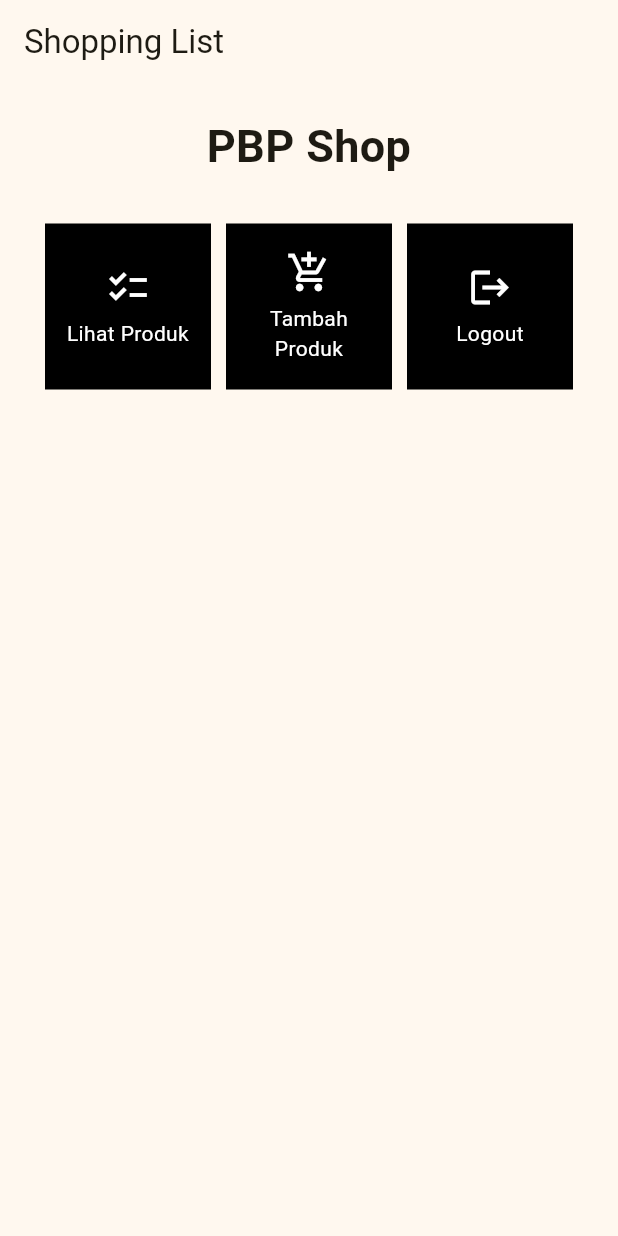
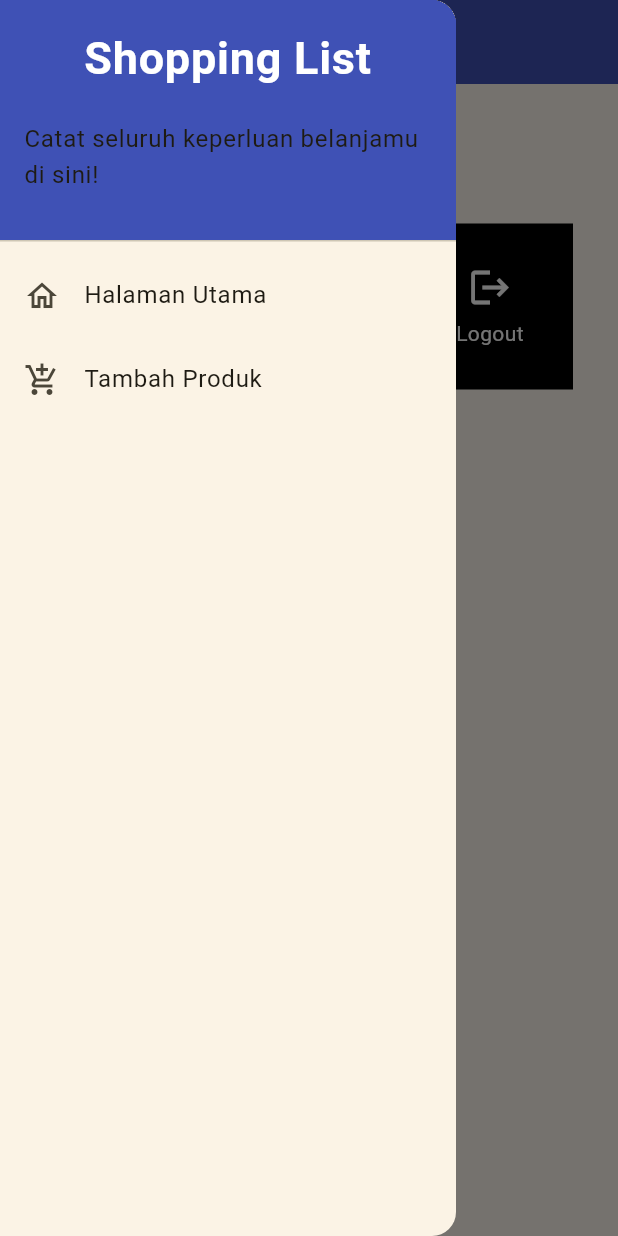
Before and after one commit to rakhadavin/shopping_list_mobile, a Flutter app: the screen it shows after launch, with the side drawer open (before the commit the screen has no drawer), on a phone screen of 412 x 824 dp. Run offline on Flutter 3.47's test engine with Material 2 defaults, Android fonts, the phone set to English and light mode, and no system bars.

Commit message:
tutor 2 Flutter

```diff
--- a/lib/main.dart
+++ b/lib/main.dart
@@ -1,5 +1,5 @@
 import 'package:flutter/material.dart';
-import 'package:shopping_list/menu.dart';
+import 'package:shopping_list/screen/menu.dart';
 
 void main() {
   runApp(const MyApp());
--- a/lib/menu.dart
+++ b/lib/screen/menu.dart
@@ -1,4 +1,5 @@
 import 'package:flutter/material.dart';
+import 'package:shopping_list/widgets/left_drawer.dart';
 
 class MyHomePage extends StatelessWidget {
   MyHomePage({Key? key}) : super(key: key);
@@ -15,7 +16,10 @@ class MyHomePage extends StatelessWidget {
         title: const Text(
           'Shopping List',
         ),
+        backgroundColor: Colors.indigo,
+        foregroundColor: Colors.white,
       ),
+      drawer: const LeftDrawer(),
       body: SingleChildScrollView(
         // Widget wrapper yang dapat discroll
         child: Padding(
@@ -70,6 +74,16 @@ class ShopCard extends StatelessWidget {
         // Area responsive terhadap sentuhan
         onTap: () {
           // Memunculkan SnackBar ketika diklik
+          // Memunculkan SnackBar ketika diklik
+          ScaffoldMessenger.of(context)
+            ..hideCurrentSnackBar()
+            ..showSnackBar(SnackBar(
+                content: Text("Kamu telah menekan tombol ${item.name}!")));
+
+          // Navigate ke route yang sesuai (tergantung jenis tombol)
+          if (item.name == "Tambah Produk") {
+            // TODO: Gunakan Navigator.push untuk melakukan navigasi ke MaterialPageRoute yang mencakup ShopFormPage.
+          }
           ScaffoldMessenger.of(context)
             ..hideCurrentSnackBar()
             ..showSnackBar(SnackBar(
--- /dev/null
+++ b/lib/widgets/left_drawer.dart
@@ -0,0 +1,65 @@
+import 'package:flutter/material.dart';
+import 'package:shopping_list/screen/menu.dart';
+// Impor drawer widget
+// TODO: Impor halaman ShopFormPage jika sudah dibuat
+
+class LeftDrawer extends StatelessWidget {
+  const LeftDrawer({super.key});
+
+  @override
+  Widget build(BuildContext context) {
+    return Drawer(
+      child: ListView(
+        children: [
+          const DrawerHeader(
+            decoration: BoxDecoration(
+              color: Colors.indigo,
+            ),
+            child: Column(
+              children: [
+                Text(
+                  'Shopping List',
+                  textAlign: TextAlign.center,
+                  style: TextStyle(
+                    fontSize: 30,
+                    fontWeight: FontWeight.bold,
+                    color: Colors.white,
+                  ),
+                ),
+                Padding(padding: EdgeInsets.all(10)),
+                Text(
+                  "Catat seluruh keperluan belanjamu di sini!",
+                  // TODO: Tambahkan gaya teks dengan center alignment, font ukuran 15, warna putih, dan weight biasa
+                ),
+              ],
+            ),
+          ),
+          // TODO: Bagian routing
+          ListTile(
+            leading: const Icon(Icons.home_outlined),
+            title: const Text('Halaman Utama'),
+            // Bagian redirection ke MyHomePage
+            onTap: () {
+              Navigator.pushReplacement(
+                  context,
+                  MaterialPageRoute(
+                    builder: (context) => MyHomePage(),
+                  ));
+            },
+          ),
+          ListTile(
+            leading: const Icon(Icons.add_shopping_cart),
+            title: const Text('Tambah Produk'),
+            // Bagian redirection ke ShopFormPage
+            onTap: () {
+              /*
+    TODO: Buatlah routing ke ShopFormPage di sini,
+    setelah halaman ShopFormPage sudah dibuat.
+    */
+            },
+          ),
+        ],
+      ),
+    );
+  }
+}
```
Also changed, not shown: lib/screen/shopping_list.dart (added, +159 -0 lines), lib/widgets/shop_card.dart (added).
